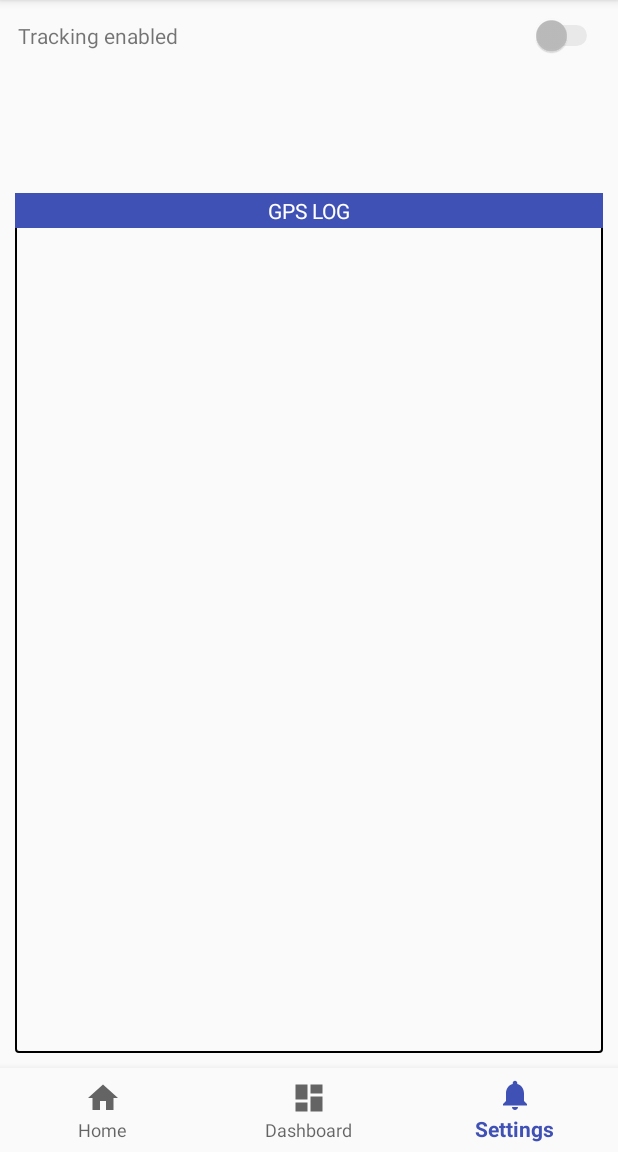
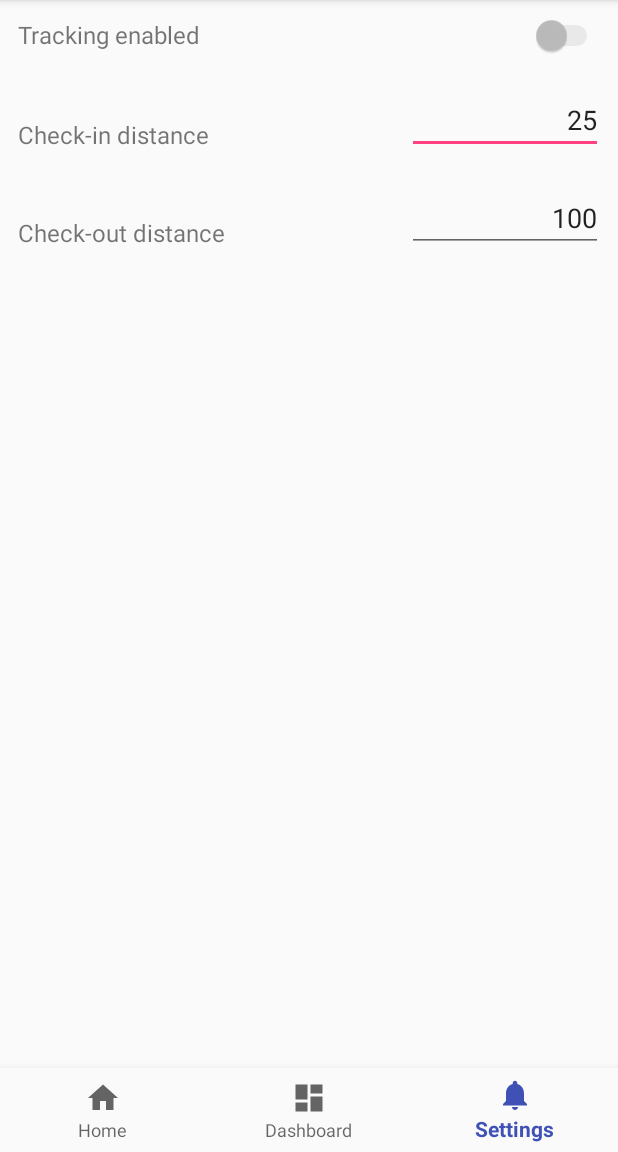
Before and after one commit to mycelo1/CheckInTracker, an Android app: the screen it shows after launch (MainActivity), item 3 of the bottom bar chosen, on a phone screen of 412 x 824 dp, the part 84-1236 px from its top. Run offline under Robolectric (Android 15) with nearby library versions, the phone set to English and light mode, and no system bars.

Commit message:
swipe, settings

```diff
--- a/app/src/main/java/com/mycelo/checkintracker/MyLocationListener.java
+++ b/app/src/main/java/com/mycelo/checkintracker/MyLocationListener.java
@@ -3,6 +3,7 @@ package com.mycelo.checkintracker;
 import android.content.Context;
 import android.location.Location;
 import android.os.Bundle;
+import android.os.SystemClock;
 
 import com.google.android.gms.common.ConnectionResult;
 import com.google.android.gms.common.api.GoogleApiClient;
@@ -17,15 +18,19 @@ public class MyLocationListener implements
         GoogleApiClient.OnConnectionFailedListener,
         LocationListener {
 
+    private static final long GPS_TIMEOUT = 15000;
+
     private GoogleApiClient googleApiClient;
     private LocationRequest locationRequest;
     private Context context;
     private Double accuracy;
     private Callable<Integer> func_done;
+    private long processTime;
 
     public Double Latitude;
     public Double Longitude;
     public Location CurrentLocation;
+    public Boolean Error;
 
     MyLocationListener(Context CONTEXT, Double ACCURACY, Callable<Integer> FUNC_DONE) {
 
@@ -34,10 +39,12 @@ public class MyLocationListener implements
         Latitude = 0d;
         Longitude = 0d;
         func_done = FUNC_DONE;
+        Error = false;
     }
 
     public void startTracking() {
 
+        processTime = SystemClock.elapsedRealtime();
         googleApiClient = new GoogleApiClient.Builder(context)
                 .addApi(LocationServices.API)
                 .addConnectionCallbacks(this)
@@ -64,6 +71,15 @@ public class MyLocationListener implements
             Latitude = location.getLatitude();
             Longitude = location.getLongitude();
             CurrentLocation = location;
+            Error = false;
+
+            try {
+                func_done.call();
+            } catch (java.lang.Exception e) {
+            }
+        } else if ((SystemClock.elapsedRealtime() - processTime) > GPS_TIMEOUT) {
+            stopTracking();
+            Error = true;
 
             try {
                 func_done.call();
--- /dev/null
+++ b/app/src/main/java/com/mycelo/checkintracker/OnSwipeTouchListener.java
@@ -0,0 +1,52 @@
+package com.mycelo.checkintracker;
+
+import android.content.Context;
+import android.view.GestureDetector;
+import android.view.GestureDetector.SimpleOnGestureListener;
+import android.view.MotionEvent;
+import android.view.View;
+import android.view.View.OnTouchListener;
+
+public class OnSwipeTouchListener implements OnTouchListener {
+
+    private final GestureDetector gestureDetector;
+
+    public OnSwipeTouchListener(Context context) {
+        gestureDetector = new GestureDetector(context, new GestureListener());
+    }
+
+    public void onSwipeLeft() {
+    }
+
+    public void onSwipeRight() {
+    }
+
+    public boolean onTouch(View v, MotionEvent event) {
+        return gestureDetector.onTouchEvent(event);
+    }
+
+    private final class GestureListener extends SimpleOnGestureListener {
+
+        private static final int SWIPE_DISTANCE_THRESHOLD = 100;
+        private static final int SWIPE_VELOCITY_THRESHOLD = 100;
+
+        @Override
+        public boolean onDown(MotionEvent e) {
+            return true;
+        }
+
+        @Override
+        public boolean onFling(MotionEvent e1, MotionEvent e2, float velocityX, float velocityY) {
+            float distanceX = e2.getX() - e1.getX();
+            float distanceY = e2.getY() - e1.getY();
+            if (Math.abs(distanceX) > Math.abs(distanceY) && Math.abs(distanceX) > SWIPE_DISTANCE_THRESHOLD && Math.abs(velocityX) > SWIPE_VELOCITY_THRESHOLD) {
+                if (distanceX > 0)
+                    onSwipeRight();
+                else
+                    onSwipeLeft();
+                return true;
+            }
+            return false;
+        }
+    }
+}
--- a/app/src/main/res/layout/activity_main.xml
+++ b/app/src/main/res/layout/activity_main.xml
@@ -46,12 +46,11 @@
         <LinearLayout
             android:layout_width="match_parent"
             android:layout_height="match_parent"
-            android:orientation="vertical"
-            android:weightSum="3">
+            android:orientation="vertical">
 
             <LinearLayout
                 android:layout_width="match_parent"
-                android:layout_height="match_parent"
+                android:layout_height="0dp"
                 android:layout_margin="10dp"
                 android:layout_weight="1"
                 android:background="@drawable/text_border"
@@ -68,8 +67,9 @@
                     android:textColor="@android:color/white" />
 
                 <ScrollView
+                    android:id="@+id/scroll_lastgps"
                     android:layout_width="match_parent"
-                    android:layout_height="fill_parent">
+                    android:layout_height="match_parent">
 
                     <LinearLayout
                         android:layout_width="match_parent"
@@ -88,7 +88,7 @@
 
             <LinearLayout
                 android:layout_width="match_parent"
-                android:layout_height="match_parent"
+                android:layout_height="0dp"
                 android:layout_margin="10dp"
                 android:layout_weight="1"
                 android:background="@drawable/text_border"
@@ -105,8 +105,9 @@
                     android:textColor="@android:color/white" />
 
                 <ScrollView
+                    android:id="@+id/scroll_checkin"
                     android:layout_width="match_parent"
-                    android:layout_height="fill_parent">
+                    android:layout_height="match_parent">
 
                     <LinearLayout
                         android:layout_width="match_parent"
@@ -125,7 +126,7 @@
 
             <LinearLayout
                 android:layout_width="match_parent"
-                android:layout_height="match_parent"
+                android:layout_height="0dp"
                 android:layout_margin="10dp"
                 android:layout_weight="1"
                 android:background="@drawable/text_border"
@@ -142,8 +143,9 @@
                     android:textColor="@android:color/white" />
 
                 <ScrollView
+                    android:id="@+id/scroll_checkout"
                     android:layout_width="match_parent"
-                    android:layout_height="fill_parent">
+                    android:layout_height="match_parent">
 
                     <LinearLayout
                         android:layout_width="match_parent"
@@ -173,75 +175,81 @@
         <LinearLayout
             android:layout_width="match_parent"
             android:layout_height="match_parent"
-            android:orientation="vertical"
-            android:weightSum="6">
+            android:orientation="vertical">
 
             <LinearLayout
                 android:layout_width="match_parent"
-                android:layout_height="match_parent"
+                android:layout_height="wrap_content"
                 android:layout_margin="10dp"
-                android:layout_weight="5"
-                android:orientation="horizontal"
-                android:weightSum="5">
+                android:orientation="horizontal">
 
                 <TextView
-                    android:layout_width="fill_parent"
+                    android:layout_width="wrap_content"
                     android:layout_height="wrap_content"
-                    android:layout_weight="1"
                     android:padding="2dp"
-                    android:text="@string/switch_tracking" />
+                    android:text="@string/switch_tracking"
+                    android:textSize="16sp" />
 
                 <Switch
                     android:id="@+id/switch_tracking"
-                    android:layout_width="fill_parent"
-                    android:layout_height="wrap_content"
-                    android:layout_weight="4" />
+                    android:layout_width="match_parent"
+                    android:layout_height="wrap_content" />
 
             </LinearLayout>
 
             <LinearLayout
                 android:layout_width="match_parent"
-                android:layout_height="fill_parent"
+                android:layout_height="wrap_content"
                 android:layout_margin="10dp"
-                android:layout_weight="1"
-                android:background="@drawable/text_border"
-                android:orientation="vertical">
+                android:orientation="horizontal">
 
                 <TextView
-                    android:layout_width="match_parent"
+                    android:layout_width="0dp"
                     android:layout_height="wrap_content"
-                    android:background="@color/colorPrimary"
-                    android:gravity="center"
+                    android:layout_weight="2"
+                    android:layout_gravity="bottom"
                     android:padding="2dp"
-                    android:text="@string/box_gpslog"
-                    android:textAlignment="center"
-                    android:textColor="@android:color/white" />
+                    android:text="@string/input_checkin_distance"
+                    android:textSize="16sp" />
 
-                <HorizontalScrollView
-                    android:layout_width="wrap_content"
-                    android:layout_height="match_parent">
+                <EditText
+                    android:id="@+id/input_checkin_distance"
+                    android:layout_width="0dp"
+                    android:layout_height="wrap_content"
+                    android:layout_weight="1"
+                    android:ems="4"
+                    android:gravity="end"
+                    android:hint="@string/hint_checkin_distance"
+                    android:inputType="number" />
 
-                    <ScrollView
-                        android:layout_width="wrap_content"
-                        android:layout_height="wrap_content">
-
-                        <LinearLayout
-                            android:layout_width="wrap_content"
-                            android:layout_height="wrap_content"
-                            android:orientation="vertical">
-
-                            <TextView
-                                android:id="@+id/text_gpslog"
-                                android:layout_width="match_parent"
-                                android:layout_height="wrap_content"
-                                android:padding="2dp"
-                                android:typeface="monospace" />
-
-                        </LinearLayout>
-                    </ScrollView>
-                </HorizontalScrollView>
             </LinearLayout>
 
+            <LinearLayout
+                android:layout_width="match_parent"
+                android:layout_height="wrap_content"
+                android:layout_margin="10dp"
+                android:orientation="horizontal">
+
+                <TextView
+                    android:layout_width="0dp"
+                    android:layout_height="wrap_content"
+                    android:layout_weight="2"
+                    android:layout_gravity="bottom"
+                    android:padding="2dp"
+                    android:text="@string/input_checkout_distance"
+                    android:textSize="16sp" />
+
+                <EditText
+                    android:id="@+id/input_checkout_distance"
+                    android:layout_width="0dp"
+                    android:layout_height="wrap_content"
+                    android:layout_weight="1"
+                    android:ems="4"
+                    android:gravity="end"
+                    android:hint="@string/hint_checkout_distance"
+                    android:inputType="number" />
+
+            </LinearLayout>
         </LinearLayout>
     </FrameLayout>
 
--- a/app/src/main/res/values/strings.xml
+++ b/app/src/main/res/values/strings.xml
@@ -12,4 +12,9 @@
     <string name="box_gpslog">GPS LOG</string>
     <string name="switch_tracking">Tracking enabled</string>
     <string name="advice_homenotset">HOME NOT SET</string>
+    <string name="advice_homefailed">UNABLE TO GET GPS COORDINATES</string>
+    <string name="input_checkin_distance">Check-in distance</string>
+    <string name="hint_checkin_distance">meters</string>
+    <string name="input_checkout_distance">Check-out distance</string>
+    <string name="hint_checkout_distance">meters</string>
 </resources>
```
Also changed, not shown: app/src/main/java/com/mycelo/checkintracker/DatabaseHelper.java (+146 -24 lines), app/src/main/java/com/mycelo/checkintracker/LocationService.java (+20 -28 lines), app/src/main/java/com/mycelo/checkintracker/MainActivity.java (+207 -98 lines).
